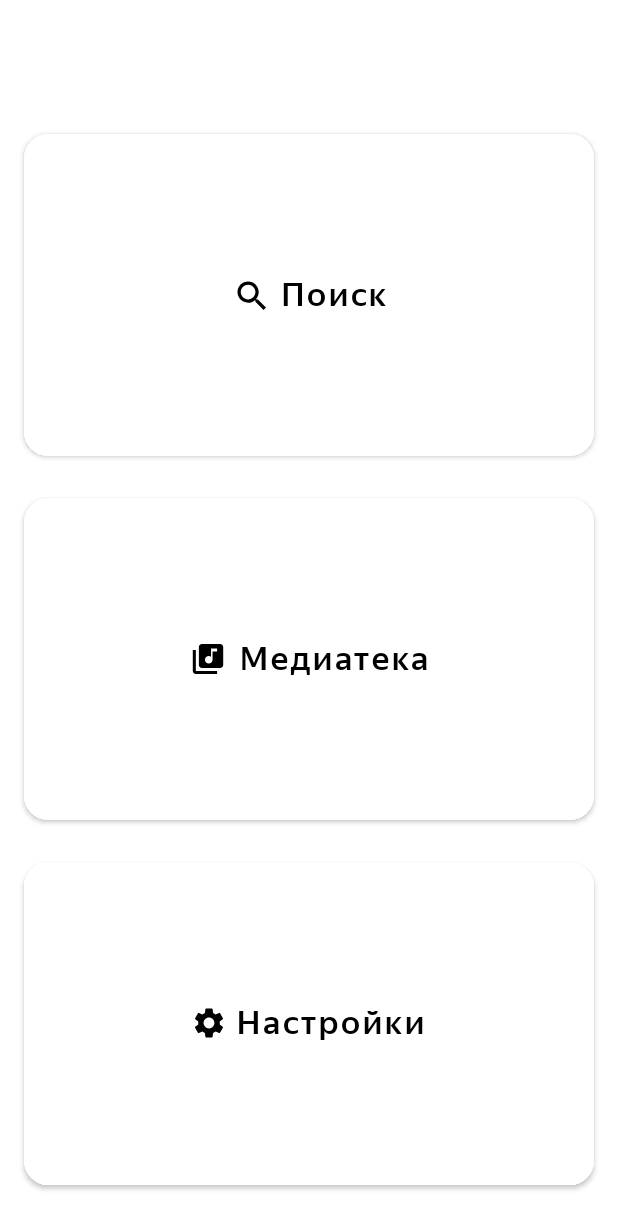
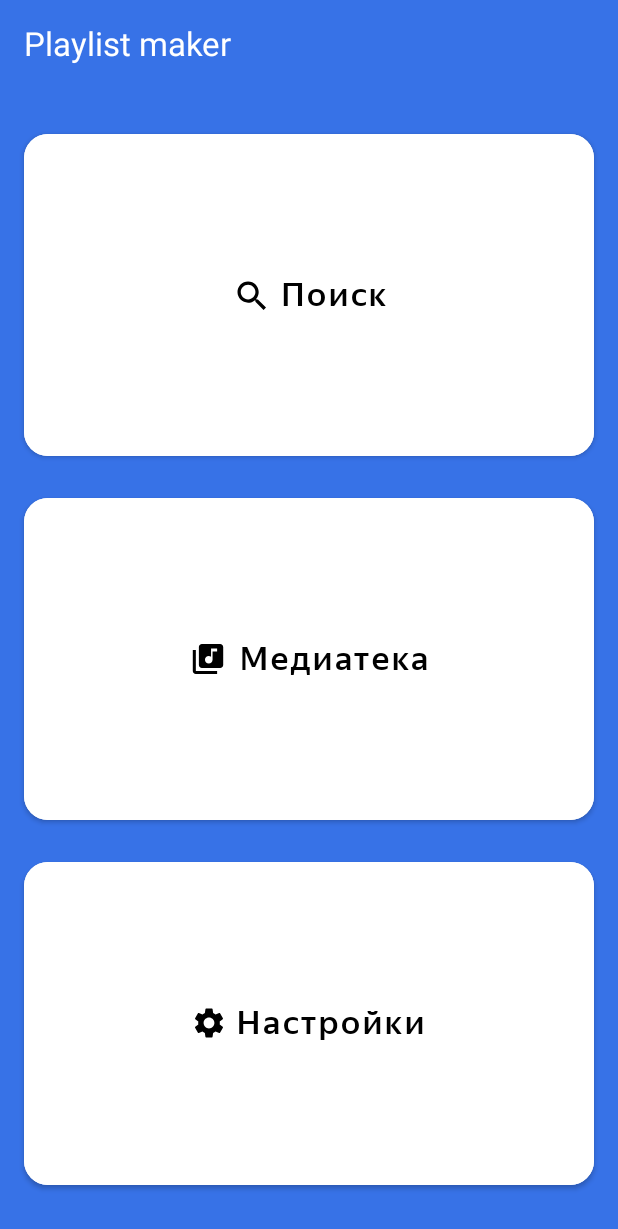
Before and after one commit to skilanet/PlaylistMaker, an Android app: the screen it shows after launch (MainActivity), on a phone screen of 412 x 824 dp. Shown: the top 1229 px of the screen. Run offline under Robolectric (Android 15) with nearby library versions, the phone set to English and light mode, and no system bars.

Commit message:
light/night themes

```diff
--- a/app/src/main/res/layout/activity_main.xml
+++ b/app/src/main/res/layout/activity_main.xml
@@ -3,7 +3,7 @@
     xmlns:app="http://schemas.android.com/apk/res-auto"
     android:layout_width="match_parent"
     android:layout_height="match_parent"
-    android:background="@color/yp_blue"
+    style="@style/Base.Theme.PlaylistMaker"
     android:orientation="vertical">
 
 
--- a/app/src/main/res/values-night/themes.xml
+++ b/app/src/main/res/values-night/themes.xml
@@ -3,8 +3,12 @@
     <style name="Base.Theme.PlaylistMaker" parent="Theme.MaterialComponents.DayNight.NoActionBar">
         <!-- Customize your dark theme here. -->
         <!-- <item name="colorPrimary">@color/my_dark_primary</item> -->
-        <item name="colorPrimary">@color/yp_black</item>
-        <item name="colorOnPrimary">@color/white</item>
-        <item name="colorOnSecondary">@color/yp_black</item>
+        <item name="android:background">@color/yp_black</item>
     </style>
+
+    <style name="toolbar_night_style">
+        <item name="android:titleTextColor">@color/white</item>
+<!--        <item name="iconTint"-->
+    </style>
+
 </resources>
--- a/app/src/main/res/values/themes.xml
+++ b/app/src/main/res/values/themes.xml
@@ -1,12 +1,11 @@
-<resources xmlns:tools="http://schemas.android.com/tools">
+<resources>
     <!-- Base application theme. -->
     <style name="Base.Theme.PlaylistMaker" parent="Theme.MaterialComponents.DayNight.NoActionBar">
         <!-- Customize your light theme here. -->
         <!-- <item name="colorPrimary">@color/my_light_primary</item> -->
         <item name="android:background">@color/yp_blue</item>
-        <item name="android:backgroundTint">@color/white</item>
-        <item name="android:textColor">@color/yp_black</item>
     </style>
 
-    <style name="Theme.PlaylistMaker" parent="Base.Theme.PlaylistMaker" />
+
+
 </resources>
```
